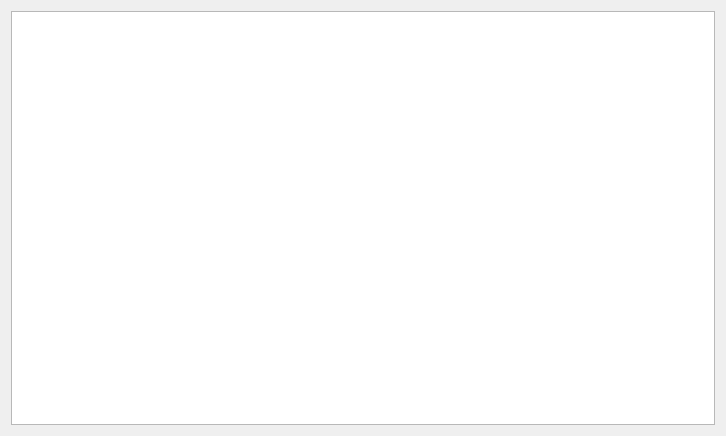
Qt form WareHouse/reportsdialog.ui (ZeroCoolHacker/Inventory) before a commit.
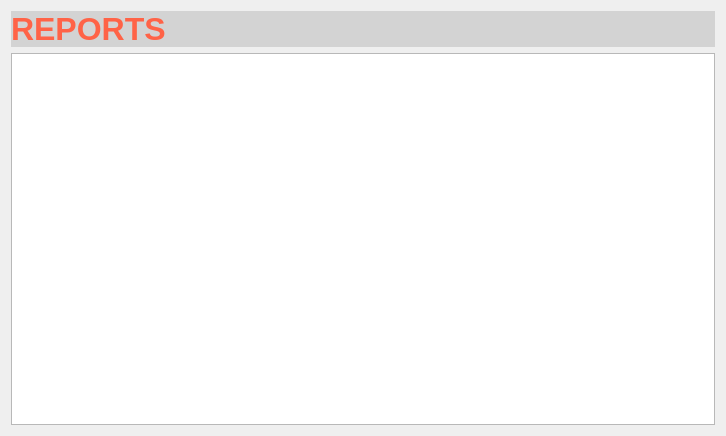
The same form after that commit.

Commit message: Added a title label in the reportsdialog.ui

The edit to the form file:
```diff
--- a/WareHouse/reportsdialog.ui
+++ b/WareHouse/reportsdialog.ui
@@ -15,7 +15,21 @@
   </property>
   <layout class="QGridLayout" name="gridLayout">
    <item row="0" column="0">
-    <widget class="QTableView" name="report_tableView"/>
+    <layout class="QVBoxLayout" name="verticalLayout">
+     <item>
+      <widget class="QLabel" name="title_label">
+       <property name="styleSheet">
+        <string notr="true">color:tomato; font-size:32px; background-color:lightgray;font-weight:600</string>
+       </property>
+       <property name="text">
+        <string>REPORTS</string>
+       </property>
+      </widget>
+     </item>
+     <item>
+      <widget class="QTableView" name="report_tableView"/>
+     </item>
+    </layout>
    </item>
   </layout>
  </widget>
```
